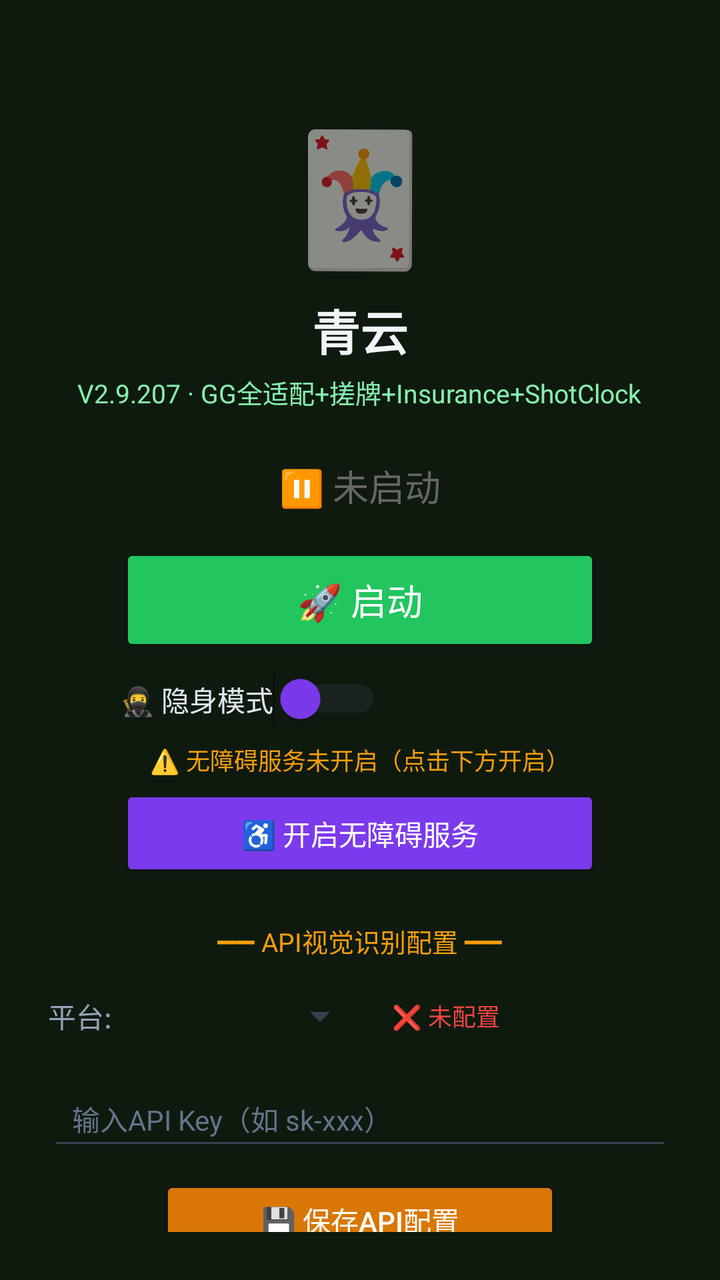
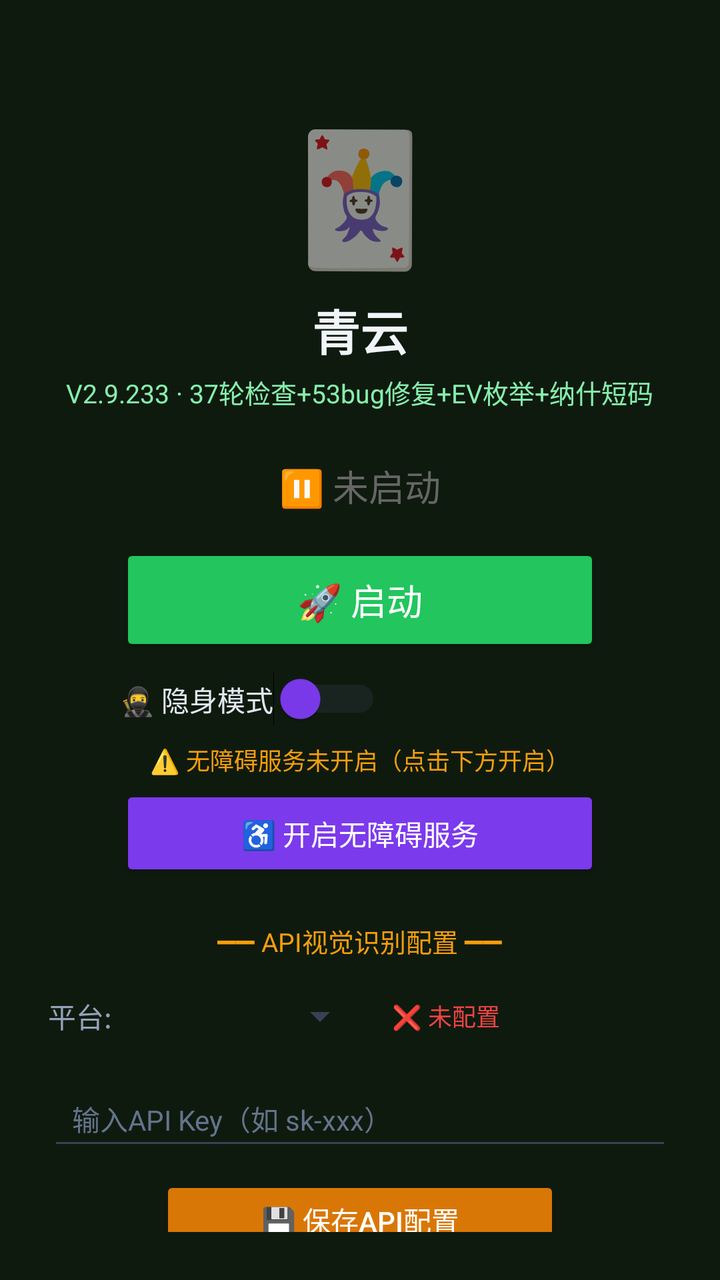

An Android layout rendered at two revisions. The XML below is the earlier revision; the diff shows what the commit changed to produce the second picture.
<!-- AndroidManifest.xml: activity theme Theme.MjScreenshot -->
<!-- res/layout/activity_main.xml -->
<?xml version="1.0" encoding="utf-8"?>
<LinearLayout xmlns:android="http://schemas.android.com/apk/res/android"
    android:layout_width="match_parent"
    android:layout_height="match_parent"
    android:orientation="vertical"
    android:background="#0f1a0f"
    android:padding="24dp"
    android:gravity="center_horizontal">

    <TextView
        android:layout_width="wrap_content"
        android:layout_height="wrap_content"
        android:text="🃏"
        android:textSize="64sp"
        android:layout_marginTop="30dp" />

    <TextView
        android:layout_width="wrap_content"
        android:layout_height="wrap_content"
        android:text="青云"
        android:textSize="24sp"
        android:textColor="#f1f5f9"
        android:textStyle="bold"
        android:layout_marginTop="8dp" />

    <TextView
        android:layout_width="wrap_content"
        android:layout_height="wrap_content"
        android:text="V2.9.207 · GG全适配+搓牌+Insurance+ShotClock"
        android:textSize="13sp"
        android:textColor="#86efac"
        android:layout_marginTop="4dp" />

    <TextView
        android:id="@+id/tvStatus"
        android:layout_width="wrap_content"
        android:layout_height="wrap_content"
        android:text="⏸ 未启动"
        android:textSize="18sp"
        android:textColor="#666666"
        android:layout_marginTop="24dp" />

    <Button
        android:id="@+id/btnStart"
        android:layout_width="240dp"
        android:layout_height="56dp"
        android:text="🚀 启动"
        android:textSize="18sp"
        android:textColor="#ffffff"
        android:backgroundTint="#22c55e"
        android:layout_marginTop="16dp" />

    <Button
        android:id="@+id/btnHelper"
        android:layout_width="240dp"
        android:layout_height="56dp"
        android:text="🃏 打开智囊"
        android:textSize="16sp"
        android:textColor="#ffffff"
        android:backgroundTint="#16a34a"
        android:layout_marginTop="12dp"
        android:visibility="gone" />

    
    <LinearLayout
        android:layout_width="240dp"
        android:layout_height="wrap_content"
        android:orientation="horizontal"
        android:gravity="center_vertical"
        android:layout_marginTop="8dp">

        <Switch
            android:id="@+id/switchStealth"
            android:layout_width="wrap_content"
            android:layout_height="wrap_content"
            android:text="🥷 隐身模式"
            android:textColor="#e2e8f0"
            android:textSize="14sp"
            android:thumbTint="#7c3aed"
            android:trackTint="#374151" />
    </LinearLayout>

    <TextView
        android:id="@+id/tvAccessibilityStatus"
        android:layout_width="wrap_content"
        android:layout_height="wrap_content"
        android:text="⚠️ 无障碍服务未开启（点击下方开启）"
        android:textSize="12sp"
        android:textColor="#f59e0b"
        android:layout_marginTop="8dp"
        android:gravity="center" />

    <Button
        android:id="@+id/btnAccessibility"
        android:layout_width="240dp"
        android:layout_height="48dp"
        android:text="♿ 开启无障碍服务"
        android:textSize="14sp"
        android:textColor="#ffffff"
        android:backgroundTint="#7c3aed"
        android:layout_marginTop="4dp" />

    <TextView
        android:layout_width="wrap_content"
        android:layout_height="wrap_content"
        android:text="━━ API视觉识别配置 ━━"
        android:textSize="13sp"
        android:textColor="#f59e0b"
        android:layout_marginTop="20dp" />

    <LinearLayout
        android:layout_width="match_parent"
        android:layout_height="wrap_content"
        android:orientation="horizontal"
        android:layout_marginTop="8dp"
        android:gravity="center_vertical">

        <TextView
            android:layout_width="wrap_content"
            android:layout_height="wrap_content"
            android:text="平台:"
            android:textSize="14sp"
            android:textColor="#94a3b8" />

        <Spinner
            android:id="@+id/spinnerProvider"
            android:layout_width="120dp"
            android:layout_height="40dp"
            android:layout_marginStart="8dp"
            android:backgroundTint="#374151" />

        <TextView
            android:id="@+id/tvApiStatus"
            android:layout_width="wrap_content"
            android:layout_height="wrap_content"
            android:text="❌ 未配置"
            android:textSize="12sp"
            android:textColor="#ef4444"
            android:layout_marginStart="12dp" />
    </LinearLayout>

    <EditText
        android:id="@+id/etApiKey"
        android:layout_width="match_parent"
        android:layout_height="44dp"
        android:hint="输入API Key（如 sk-xxx）"
        android:textSize="14sp"
        android:textColor="#e2e8f0"
        android:textColorHint="#64748b"
        android:backgroundTint="#374151"
        android:inputType="textPassword"
        android:layout_marginTop="8dp"
        android:paddingStart="12dp"
        android:paddingEnd="12dp" />

    <Button
        android:id="@+id/btnSaveApi"
        android:layout_width="200dp"
        android:layout_height="44dp"
        android:text="💾 保存API配置"
        android:textSize="14sp"
        android:textColor="#ffffff"
        android:backgroundTint="#d97706"
        android:layout_marginTop="8dp" />

    <EditText
        android:id="@+id/etGiteeToken"
        android:layout_width="match_parent"
        android:layout_height="40dp"
        android:hint="Gitee Token（可选：云端同步记忆，换设备不丢）"
        android:textSize="12sp"
        android:textColor="#e2e8f0"
        android:textColorHint="#64748b"
        android:backgroundTint="#1e293b"
        android:inputType="textPassword"
        android:layout_marginTop="12dp"
        android:paddingStart="12dp"
        android:paddingEnd="12dp" />

    <Button
        android:id="@+id/btnSaveGitee"
        android:layout_width="200dp"
        android:layout_height="40dp"
        android:text="☁️ 保存Gitee同步"
        android:textSize="13sp"
        android:textColor="#ffffff"
        android:backgroundTint="#0ea5e9"
        android:layout_marginTop="6dp" />

    <TextView
        android:id="@+id/tvHint"
        android:layout_width="wrap_content"
        android:layout_height="wrap_content"
        android:text="先点上方按钮启动截屏"
        android:textSize="13sp"
        android:textColor="#666666"
        android:layout_marginTop="12dp"
        android:gravity="center" />

    <TextView
        android:layout_width="wrap_content"
        android:layout_height="wrap_content"
        android:text="使用步骤：\n1. 配置API Key（支持OpenAI/通义千问VL/硅基流动）\n2. 点「开启无障碍服务」→ 开启\n3. 开启「🥷隐身模式」(反检测)\n4. 点「启动」→ 允许悬浮窗\n5. 打牌时点屏幕上的🎯悬浮球即可截屏识别\n★ 拖动悬浮球可移到不挡牌的位置 ★\n★ 长按悬浮球可展开/收起详细面板 ★\n★ 悬浮球边框颜色=建议：绿=加注 橙=跟注 红=弃牌 ★"
        android:textSize="12sp"
        android:textColor="#64748b"
        android:layout_marginTop="12dp"
        android:lineSpacingExtra="3dp" />

</LinearLayout>
<!-- resources referenced by this layout -->
<resources>
  <style name="Theme.MjScreenshot" parent="Theme.MaterialComponents.DayNight.DarkActionBar">
          <item name="colorPrimary">#1e40af</item>
          <item name="colorPrimaryVariant">#1e3a8a</item>
          <item name="colorOnPrimary">#ffffff</item>
          <item name="android:statusBarColor">#0f172a</item>
      </style>
</resources>

<!-- the commit's change to res/layout/activity_main.xml (unified diff, before → after) -->
@@ -26,7 +26,7 @@
     <TextView
         android:layout_width="wrap_content"
         android:layout_height="wrap_content"
-        android:text="V2.9.207 · GG全适配+搓牌+Insurance+ShotClock"
+        android:text="V2.9.233 · 37轮检查+53bug修复+EV枚举+纳什短码"
         android:textSize="13sp"
         android:textColor="#86efac"
         android:layout_marginTop="4dp" />
